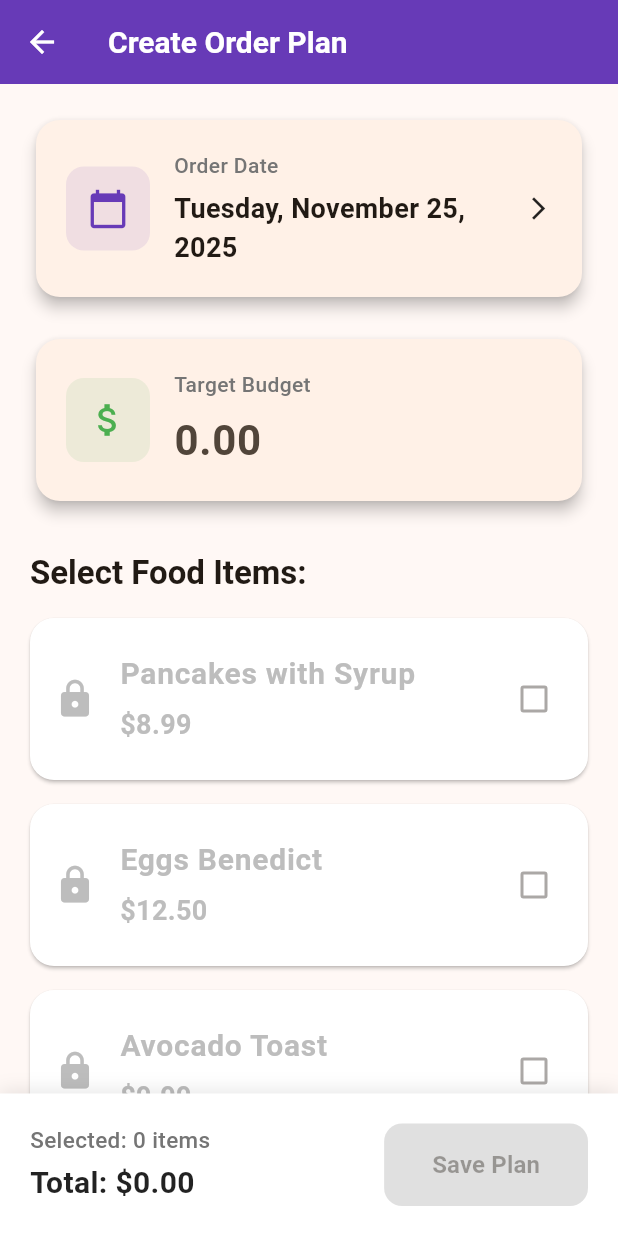
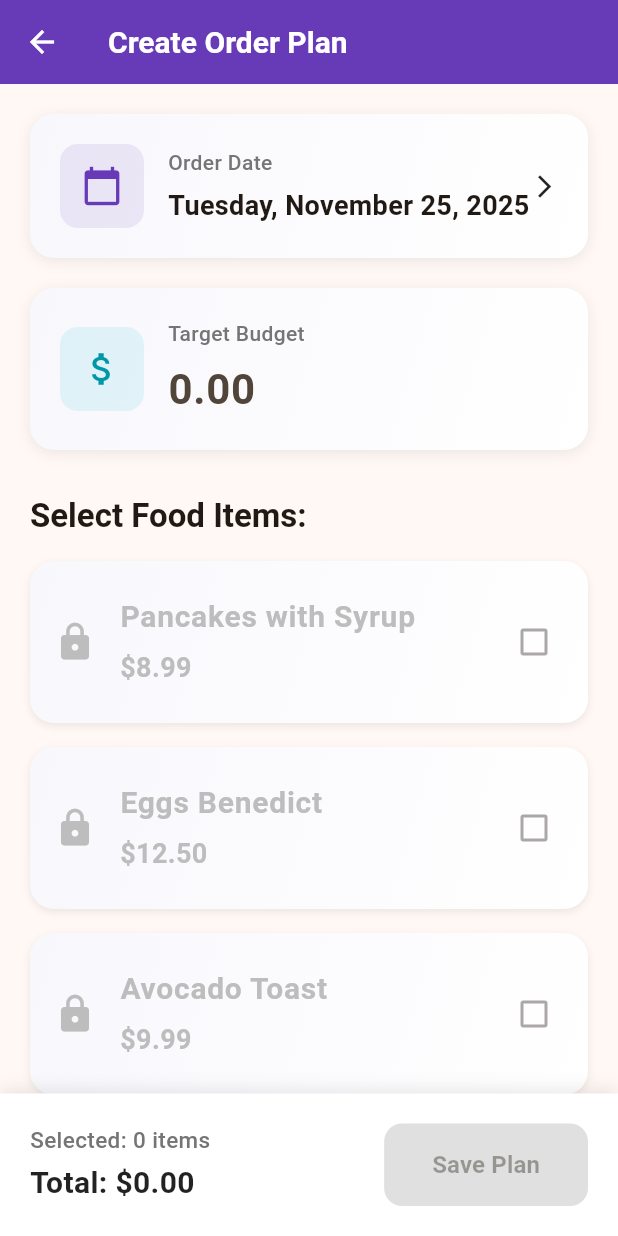
Before and after one commit to kunalpanda/Mobile_Dev_Assign_3, a Flutter app: the CreateOrderScreen screen opened directly, on a phone screen of 412 x 824 dp. Run offline on Flutter 3.47's test engine with Material 3 defaults, Android fonts, the phone set to English and light mode, and no system bars; our stand-ins replace sqflite, sqflite_common_ffi; accounts and stored records are empty.

Commit message:
UI updated to match theme

```diff
--- a/lib/screens/create_order_screen.dart
+++ b/lib/screens/create_order_screen.dart
@@ -286,7 +286,25 @@ class _CreateOrderScreenState extends State<CreateOrderScreen> {
   }
 
   Widget _buildDatePicker() {
-    return Card(
+    return Container(
+      decoration: BoxDecoration(
+        gradient: const LinearGradient(
+          begin: Alignment.topLeft,
+          end: Alignment.bottomRight,
+          colors: [
+            Color(0xFFF8F7FC),
+            Colors.white,
+          ],
+        ),
+        borderRadius: BorderRadius.circular(16),
+        boxShadow: [
+          BoxShadow(
+            color: Colors.black.withOpacity(0.08),
+            blurRadius: 8,
+            offset: const Offset(0, 2),
+          ),
+        ],
+      ),
       child: InkWell(
         onTap: _selectDate,
         borderRadius: BorderRadius.circular(16),
@@ -340,7 +358,25 @@ class _CreateOrderScreenState extends State<CreateOrderScreen> {
   }
 
   Widget _buildBudgetInput() {
-    return Card(
+    return Container(
+      decoration: BoxDecoration(
+        gradient: const LinearGradient(
+          begin: Alignment.topLeft,
+          end: Alignment.bottomRight,
+          colors: [
+            Color(0xFFF8F7FC),
+            Colors.white,
+          ],
+        ),
+        borderRadius: BorderRadius.circular(16),
+        boxShadow: [
+          BoxShadow(
+            color: Colors.black.withOpacity(0.08),
+            blurRadius: 8,
+            offset: const Offset(0, 2),
+          ),
+        ],
+      ),
       child: Padding(
         padding: const EdgeInsets.all(20),
         child: Column(
@@ -352,12 +388,12 @@ class _CreateOrderScreenState extends State<CreateOrderScreen> {
                   width: 56,
                   height: 56,
                   decoration: BoxDecoration(
-                    color: Colors.green.withOpacity(0.1),
+                    color: Colors.cyan.withOpacity(0.1),
                     borderRadius: BorderRadius.circular(12),
                   ),
-                  child: const Icon(
+                  child: Icon(
                     Icons.attach_money,
-                    color: Colors.green,
+                    color: Colors.cyan.shade700,
                     size: 28,
                   ),
                 ),
@@ -401,7 +437,7 @@ class _CreateOrderScreenState extends State<CreateOrderScreen> {
                 'Remaining: \$${(_targetCost - _calculateTotal()).toStringAsFixed(2)}',
                 style: TextStyle(
                   fontSize: 16,
-                  color: _calculateTotal() > _targetCost ? Colors.red : Colors.green,
+                  color: _calculateTotal() > _targetCost ? Colors.red : Colors.cyan.shade700,
                   fontWeight: FontWeight.w600,
                 ),
               ),
@@ -419,10 +455,26 @@ class _CreateOrderScreenState extends State<CreateOrderScreen> {
         final canSelect = _canSelectItem(item);
         final isDisabled = !canSelect && !isSelected;
 
-        return Card(
+        return Container(
           margin: const EdgeInsets.only(bottom: 16),
-          elevation: isDisabled ? 1 : 2,
-          color: Colors.white,
+          decoration: BoxDecoration(
+            gradient: const LinearGradient(
+              begin: Alignment.topLeft,
+              end: Alignment.bottomRight,
+              colors: [
+                Color(0xFFF8F7FC),
+                Colors.white,
+              ],
+            ),
+            borderRadius: BorderRadius.circular(16),
+            boxShadow: [
+              BoxShadow(
+                color: Colors.black.withOpacity(0.08),
+                blurRadius: isDisabled ? 4 : 8,
+                offset: const Offset(0, 2),
+              ),
+            ],
+          ),
           child: CheckboxListTile(
             value: isSelected,
             onChanged: isDisabled ? null : (checked) => _onItemToggled(item, checked),
@@ -442,7 +494,7 @@ class _CreateOrderScreenState extends State<CreateOrderScreen> {
                 '\$${item.cost.toStringAsFixed(2)}',
                 style: TextStyle(
                   fontSize: 18,
-                  color: isDisabled ? Colors.grey.shade400 : Colors.green.shade700,
+                  color: isDisabled ? Colors.grey.shade400 : Colors.cyan.shade700,
                   fontWeight: FontWeight.bold,
                 ),
               ),
@@ -485,7 +537,7 @@ class _CreateOrderScreenState extends State<CreateOrderScreen> {
                   minHeight: 8,
                   backgroundColor: Colors.grey.shade200,
                   valueColor: AlwaysStoppedAnimation<Color>(
-                    isOverBudget ? Colors.red : Colors.green,
+                    isOverBudget ? Colors.red : Colors.cyan,
                   ),
                 ),
               ),
```
Also changed, not shown: lib/screens/view_orders_screen.dart (+52 -18 lines).
